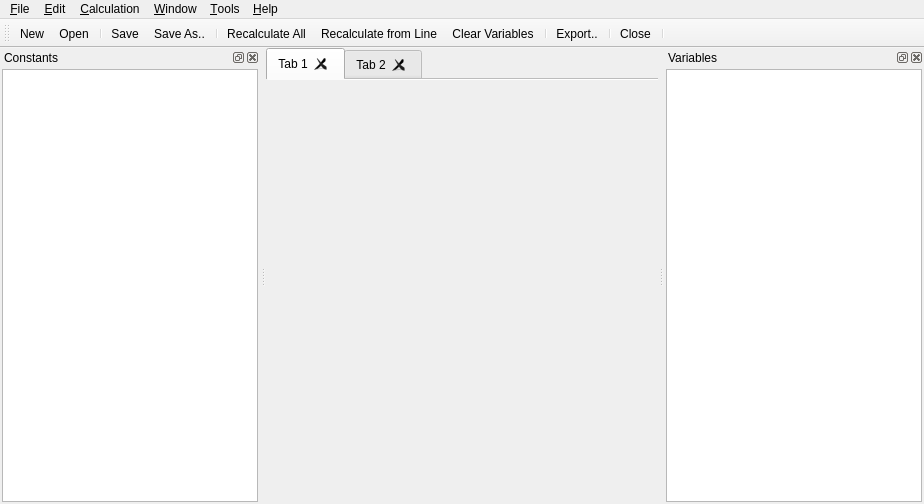
Above: mainwindow.ui from Rob0xFF/PhyxCalc before the change. Below: the same form after it.
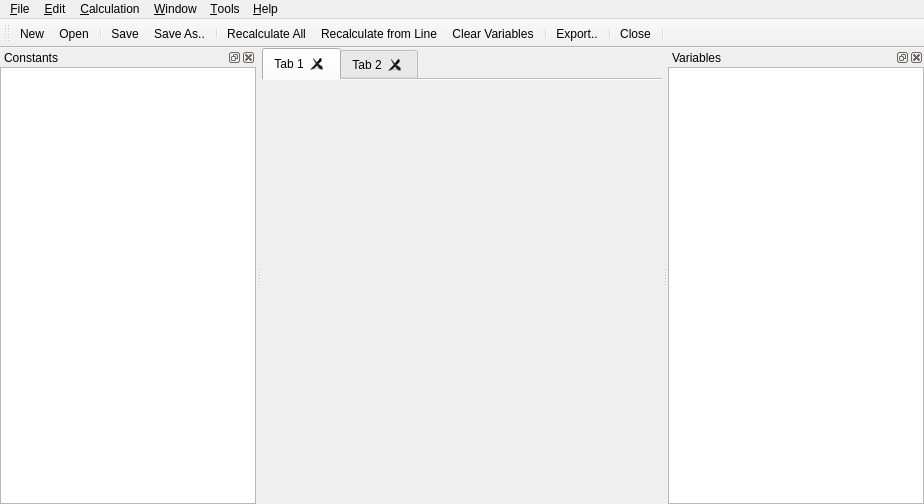
That is the form after the change. Icons and pictures are not drawn. Custom widgets are drawn as their Qt base class.

What changed in the file:
```diff
--- a/mainwindow.ui
+++ b/mainwindow.ui
@@ -191,7 +191,7 @@
    <widget class="QWidget" name="dockWidgetContents">
     <layout class="QGridLayout" name="gridLayout_4">
      <property name="margin">
-      <number>2</number>
+      <number>0</number>
      </property>
      <item row="0" column="0" colspan="2">
       <widget class="QTableWidget" name="variableTable">
@@ -219,7 +219,7 @@
    <widget class="QWidget" name="dockWidgetContents_2">
     <layout class="QGridLayout" name="gridLayout">
      <property name="margin">
-      <number>2</number>
+      <number>0</number>
      </property>
      <item row="0" column="0">
       <widget class="QTableWidget" name="constantsTable">
```
Left out of the diff: 2 changed lines with no effect on the pictures.
